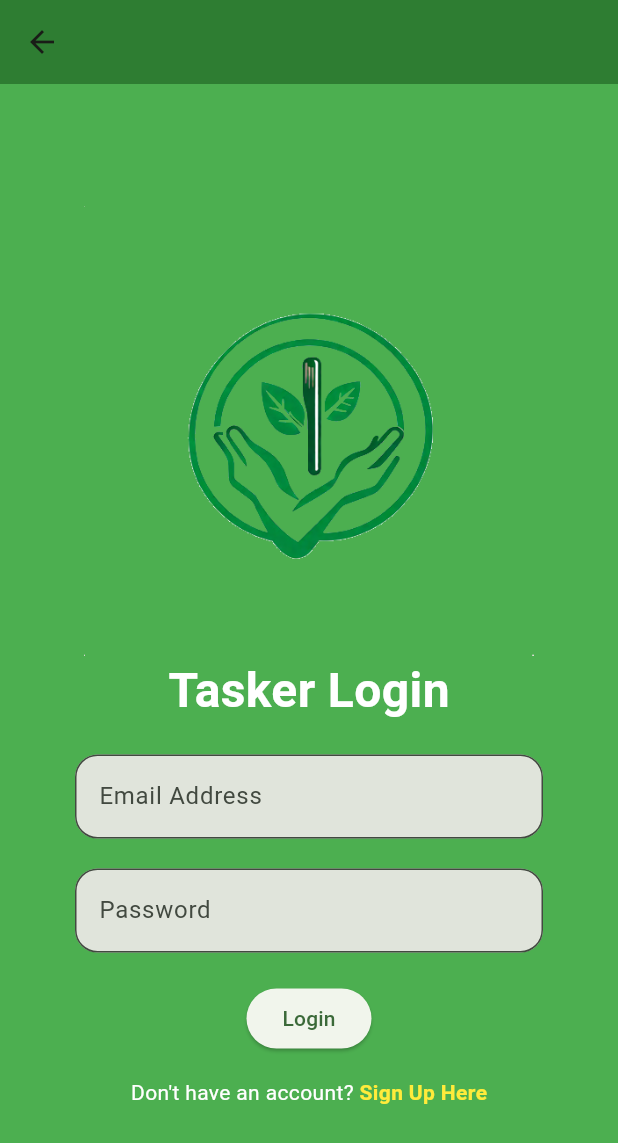
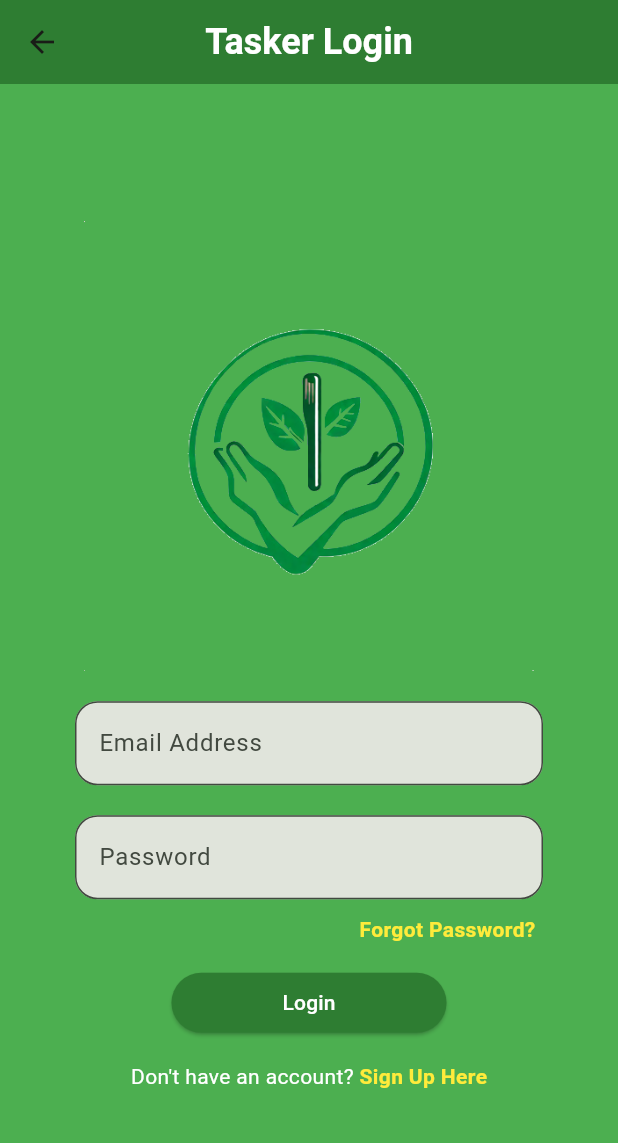
Before and after one commit to fc891/TaskLocal, a Flutter app: the TaskerLogin screen opened directly with empty values, on a phone screen of 412 x 824 dp. Shown: the top 1143 px of the screen. Run offline on Flutter 3.47's test engine with Material 3 defaults, Android fonts, the phone set to English and light mode, and no system bars; our stand-ins replace cloud_firestore, firebase_auth, firebase_core; missing offline and left inert: dart:ffi, mongo_dart; accounts and stored records are empty.

Commit message:
Moved tasker_login to login_pages folder

```diff
--- a/lib/screens/authorization/tasker_login.dart
+++ b/lib/screens/login_pages/tasker_login.dart
@@ -1,5 +1,6 @@
 import 'package:flutter/material.dart';
 import 'package:firebase_auth/firebase_auth.dart';
+import 'package:tasklocal/screens/authorization/passwordresetpage.dart';
 
 // Richard's code
 class TaskerLogin extends StatefulWidget {
@@ -68,7 +69,17 @@ class _TaskerLogin extends State<TaskerLogin> {
   Widget build(BuildContext context) {
     return Scaffold(
       backgroundColor: Colors.green[500],
+      // title of the login page
       appBar: AppBar(
+        title: Text(
+          'Tasker Login',
+          style: TextStyle(
+            color: Colors.white,
+            fontSize: 24,
+            fontWeight: FontWeight.bold,
+          ),
+        ),
+        centerTitle: true,
         backgroundColor: Colors.green[800],
         // Add a back button to the AppBar
         leading: IconButton(
@@ -92,15 +103,7 @@ class _TaskerLogin extends State<TaskerLogin> {
                     height: 300,
                   ),
                 ),
-                // title of the login page
-                Text(
-                  'Tasker Login',
-                  style: TextStyle(
-                    color: Colors.white,
-                    fontSize: 32,
-                    fontWeight: FontWeight.bold,
-                  ),
-                ),
+
                 const SizedBox(height: 20),
                 Padding(
                   padding: const EdgeInsets.symmetric(horizontal: 50),
@@ -132,17 +135,46 @@ class _TaskerLogin extends State<TaskerLogin> {
                     obscureText: true,
                   )
                 ),
-                const SizedBox(height: 20),
+                const SizedBox(height: 10),
+
+                // Alex's code
                 Padding(
-                  padding: const EdgeInsets.symmetric(horizontal: 20),
-                  child: Center(
-                    child: ElevatedButton(
-                      onPressed: userLogin,
-                      child: Text("Login"),
+                  padding: const EdgeInsets.symmetric(horizontal: 55.0),
+                  child: Row(
+                    mainAxisAlignment: MainAxisAlignment.end,
+                    children: [
+                      GestureDetector(
+                        onTap: (){
+                          Navigator.push(context, MaterialPageRoute(builder: (context) {
+                            return PasswordResetPage();
+                          }));
+                        },
+                        child: Text(
+                          'Forgot Password?',
+                          style: TextStyle(
+                            color: Colors.yellow,
+                            fontWeight: FontWeight.bold,
+                          ),
+                        ),
+                      ),
+                    ],
+                  ),
+                ),
+                const SizedBox(height: 15),
+                // Richard's code
+                // after press the login button, directs user to the home page
+                Center(
+                  child: ElevatedButton(
+                    onPressed: userLogin,
+                    style: ElevatedButton.styleFrom(backgroundColor: Colors.green[800]),
+                    child: Padding(
+                      padding: const EdgeInsets.symmetric(horizontal: 50.0),
+                      child: Text("Login", style: TextStyle(color: Colors.white)),
                     ),
                   ),
                 ),
                 const SizedBox(height: 10),
+                // for convenience, if user don't have an account they will be proceed to the register page
                 Row(
                   mainAxisAlignment: MainAxisAlignment.center,
                   children: [
```
